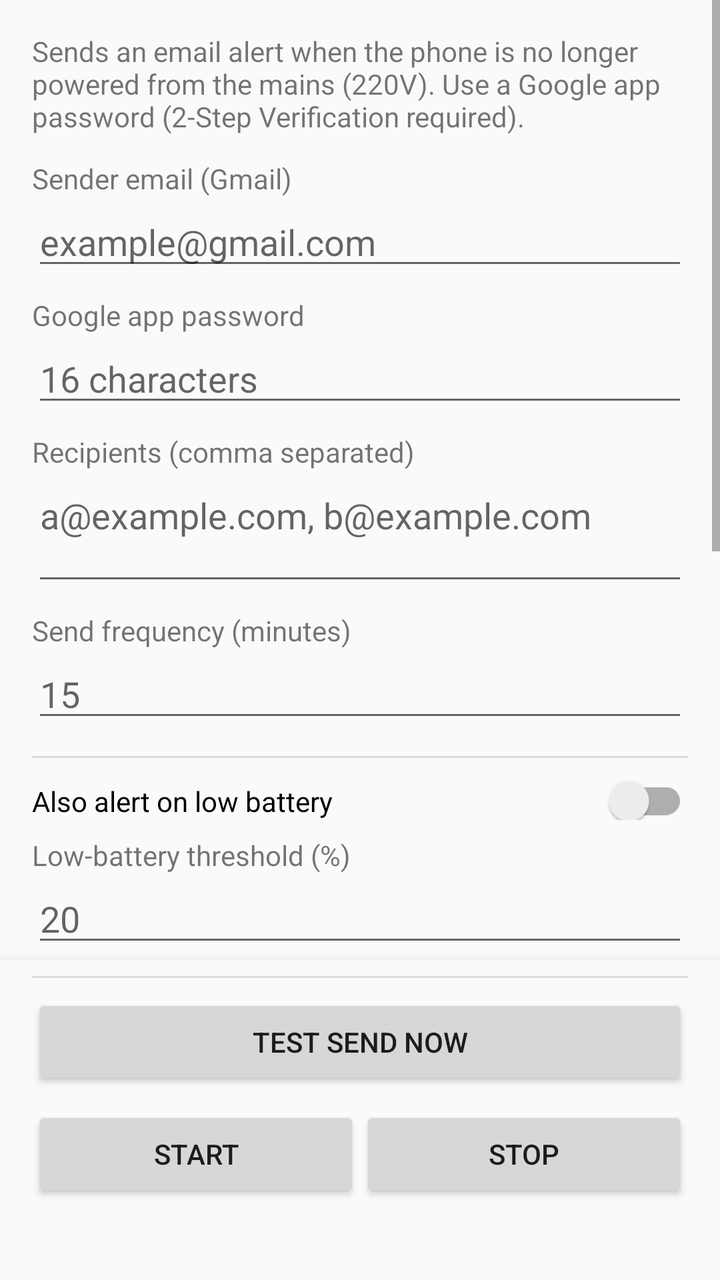
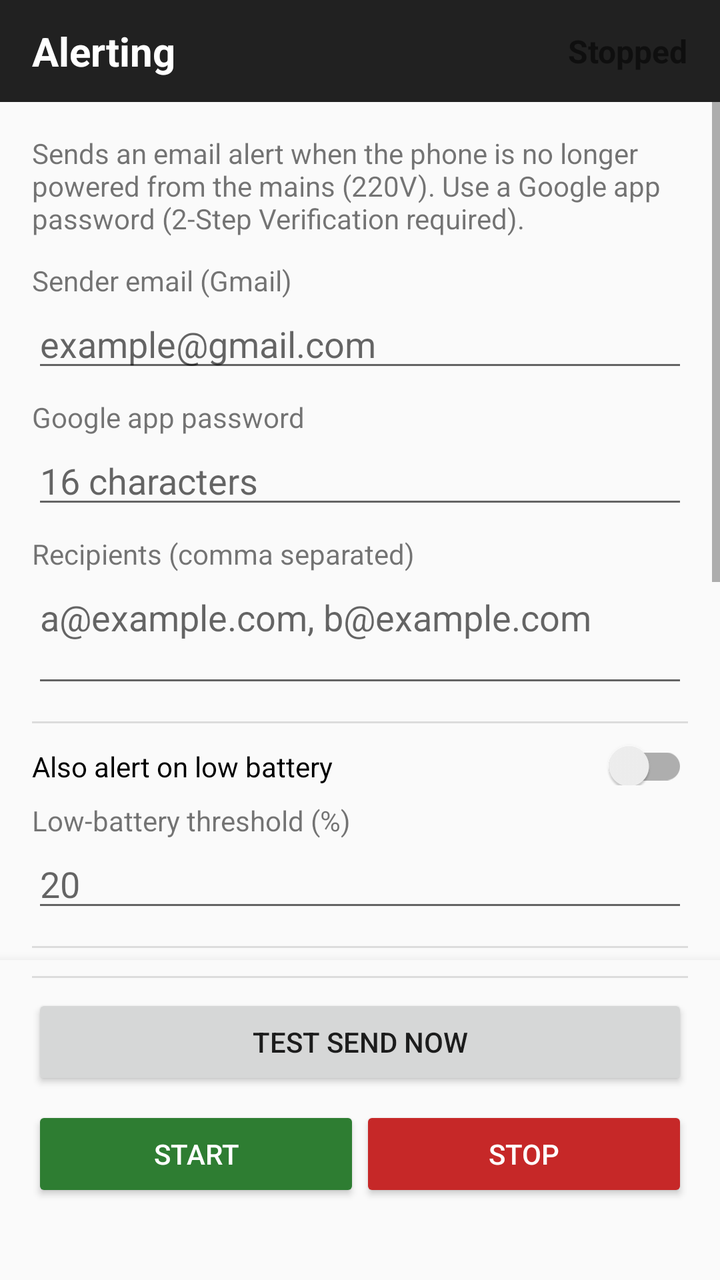

Screens rendered from an Android XML layout before and after an edit, with the pre-edit source and the edit as a unified diff.
<!-- AndroidManifest.xml: application theme Theme.Alerting -->
<!-- res/layout/activity_settings.xml -->
<?xml version="1.0" encoding="utf-8"?>
<LinearLayout xmlns:android="http://schemas.android.com/apk/res/android"
    android:layout_width="match_parent"
    android:layout_height="match_parent"
    android:orientation="vertical">

    
    <ScrollView
        android:layout_width="match_parent"
        android:layout_height="0dp"
        android:layout_weight="1"
        android:fillViewport="true">

        <LinearLayout
            android:layout_width="match_parent"
            android:layout_height="wrap_content"
            android:orientation="vertical"
            android:padding="16dp">

            <TextView
                android:layout_width="match_parent"
                android:layout_height="wrap_content"
                android:text="@string/intro"
                android:textSize="14sp"
                android:paddingBottom="12dp" />

            <TextView
                android:layout_width="wrap_content"
                android:layout_height="wrap_content"
                android:text="@string/label_sender" />

            <EditText
                android:id="@+id/senderEmail"
                android:layout_width="match_parent"
                android:layout_height="wrap_content"
                android:hint="@string/hint_sender"
                android:inputType="textEmailAddress"
                android:autofillHints="emailAddress" />

            <TextView
                android:layout_width="wrap_content"
                android:layout_height="wrap_content"
                android:paddingTop="8dp"
                android:text="@string/label_password" />

            <EditText
                android:id="@+id/appPassword"
                android:layout_width="match_parent"
                android:layout_height="wrap_content"
                android:hint="@string/hint_password"
                android:inputType="textPassword"
                android:autofillHints="password" />

            <TextView
                android:layout_width="wrap_content"
                android:layout_height="wrap_content"
                android:paddingTop="8dp"
                android:text="@string/label_recipients" />

            <EditText
                android:id="@+id/recipients"
                android:layout_width="match_parent"
                android:layout_height="wrap_content"
                android:hint="@string/hint_recipients"
                android:inputType="textEmailAddress|textMultiLine"
                android:minLines="2"
                android:gravity="top" />

            <TextView
                android:layout_width="wrap_content"
                android:layout_height="wrap_content"
                android:paddingTop="8dp"
                android:text="@string/label_frequency" />

            <EditText
                android:id="@+id/frequency"
                android:layout_width="match_parent"
                android:layout_height="wrap_content"
                android:hint="@string/hint_frequency"
                android:inputType="number" />

            <View
                android:layout_width="match_parent"
                android:layout_height="1dp"
                android:layout_marginTop="12dp"
                android:layout_marginBottom="4dp"
                android:background="?android:attr/listDivider" />

            <androidx.appcompat.widget.SwitchCompat
                android:id="@+id/lowBatterySwitch"
                android:layout_width="match_parent"
                android:layout_height="wrap_content"
                android:paddingTop="8dp"
                android:text="@string/label_low_battery_switch" />

            <TextView
                android:layout_width="wrap_content"
                android:layout_height="wrap_content"
                android:paddingTop="8dp"
                android:text="@string/label_low_battery_threshold" />

            <EditText
                android:id="@+id/lowBatteryThreshold"
                android:layout_width="match_parent"
                android:layout_height="wrap_content"
                android:hint="@string/hint_low_battery_threshold"
                android:inputType="number" />

            <View
                android:layout_width="match_parent"
                android:layout_height="1dp"
                android:layout_marginTop="12dp"
                android:layout_marginBottom="4dp"
                android:background="?android:attr/listDivider" />

            <androidx.appcompat.widget.SwitchCompat
                android:id="@+id/smsSwitch"
                android:layout_width="match_parent"
                android:layout_height="wrap_content"
                android:paddingTop="8dp"
                android:text="@string/label_sms_switch" />

            <TextView
                android:layout_width="wrap_content"
                android:layout_height="wrap_content"
                android:paddingTop="8dp"
                android:text="@string/label_country" />

            <Spinner
                android:id="@+id/countrySpinner"
                android:layout_width="match_parent"
                android:layout_height="wrap_content"
                android:minHeight="48dp" />

            <TextView
                android:layout_width="wrap_content"
                android:layout_height="wrap_content"
                android:paddingTop="8dp"
                android:text="@string/label_phone" />

            <LinearLayout
                android:layout_width="match_parent"
                android:layout_height="wrap_content"
                android:orientation="horizontal"
                android:gravity="center_vertical">

                <TextView
                    android:id="@+id/dialCodeText"
                    android:layout_width="wrap_content"
                    android:layout_height="wrap_content"
                    android:paddingEnd="8dp"
                    android:textStyle="bold"
                    android:text="+33" />

                <EditText
                    android:id="@+id/phoneNumber"
                    android:layout_width="0dp"
                    android:layout_height="wrap_content"
                    android:layout_weight="1"
                    android:hint="@string/hint_phone"
                    android:inputType="phone" />
            </LinearLayout>

            <View
                android:layout_width="match_parent"
                android:layout_height="1dp"
                android:layout_marginTop="12dp"
                android:layout_marginBottom="4dp"
                android:background="?android:attr/listDivider" />

            <TextView
                android:layout_width="wrap_content"
                android:layout_height="wrap_content"
                android:paddingTop="8dp"
                android:text="@string/label_smtp_host" />

            <EditText
                android:id="@+id/smtpHost"
                android:layout_width="match_parent"
                android:layout_height="wrap_content"
                android:inputType="textUri" />

            <TextView
                android:layout_width="wrap_content"
                android:layout_height="wrap_content"
                android:paddingTop="8dp"
                android:text="@string/label_smtp_port" />

            <EditText
                android:id="@+id/smtpPort"
                android:layout_width="match_parent"
                android:layout_height="wrap_content"
                android:inputType="number" />

        </LinearLayout>
    </ScrollView>

    
    <LinearLayout
        android:layout_width="match_parent"
        android:layout_height="wrap_content"
        android:orientation="vertical"
        android:background="?android:attr/colorBackground"
        android:elevation="8dp"
        android:paddingHorizontal="16dp"
        android:paddingTop="8dp"
        android:paddingBottom="12dp">

        <View
            android:layout_width="match_parent"
            android:layout_height="1dp"
            android:layout_marginBottom="8dp"
            android:background="?android:attr/listDivider" />

        <Button
            android:id="@+id/testButton"
            android:layout_width="match_parent"
            android:layout_height="wrap_content"
            android:text="@string/action_test" />

        <LinearLayout
            android:layout_width="match_parent"
            android:layout_height="wrap_content"
            android:orientation="horizontal"
            android:paddingTop="8dp">

            <Button
                android:id="@+id/startButton"
                android:layout_width="0dp"
                android:layout_height="wrap_content"
                android:layout_weight="1"
                android:text="@string/action_start" />

            <Button
                android:id="@+id/stopButton"
                android:layout_width="0dp"
                android:layout_height="wrap_content"
                android:layout_weight="1"
                android:text="@string/action_stop" />
        </LinearLayout>

        <TextView
            android:id="@+id/statusText"
            android:layout_width="match_parent"
            android:layout_height="wrap_content"
            android:paddingTop="8dp"
            android:textStyle="bold" />

    </LinearLayout>
</LinearLayout>
<!-- resources referenced by this layout -->
<resources>
  <string name="action_start">Start</string>
  <string name="action_stop">Stop</string>
  <string name="action_test">Test send now</string>
  <string name="hint_frequency">15</string>
  <string name="hint_low_battery_threshold">20</string>
  <string name="hint_password">16 characters</string>
  <string name="hint_phone">6 12 34 56 78</string>
  <string name="hint_recipients">a@example.com, b@example.com</string>
  <string name="hint_sender">example@gmail.com</string>
  <string name="intro">Sends an email alert when the phone is no longer powered from the mains (220V). Use a Google app password (2-Step Verification required).</string>
  <string name="label_country">Country</string>
  <string name="label_frequency">Send frequency (minutes)</string>
  <string name="label_low_battery_switch">Also alert on low battery</string>
  <string name="label_low_battery_threshold">Low-battery threshold (%)</string>
  <string name="label_password">Google app password</string>
  <string name="label_phone">Phone number</string>
  <string name="label_recipients">Recipients (comma separated)</string>
  <string name="label_sender">Sender email (Gmail)</string>
  <string name="label_sms_switch">Also send SMS alerts</string>
  <string name="label_smtp_host">SMTP server</string>
  <string name="label_smtp_port">SMTP port</string>
  <style name="Theme.Alerting" parent="Theme.AppCompat.DayNight.DarkActionBar" />
</resources>

<!-- the commit's change to res/layout/activity_settings.xml (unified diff, before → after) -->
@@ -3,6 +3,35 @@
     android:layout_width="match_parent"
     android:layout_height="match_parent"
     android:orientation="vertical">
+
+    
+    <LinearLayout
+        android:layout_width="match_parent"
+        android:layout_height="wrap_content"
+        android:orientation="horizontal"
+        android:gravity="center_vertical"
+        android:background="?attr/colorPrimary"
+        android:paddingHorizontal="16dp"
+        android:paddingVertical="12dp">
+
+        <TextView
+            android:id="@+id/titleText"
+            android:layout_width="0dp"
+            android:layout_height="wrap_content"
+            android:layout_weight="1"
+            android:textColor="#FFFFFF"
+            android:textSize="20sp"
+            android:textStyle="bold"
+            android:text="Alerting" />
+
+        <TextView
+            android:id="@+id/statusBadge"
+            android:layout_width="wrap_content"
+            android:layout_height="wrap_content"
+            android:textSize="16sp"
+            android:textStyle="bold"
+            android:text="Stopped" />
+    </LinearLayout>
 
     
     <ScrollView
@@ -65,19 +94,6 @@
                 android:inputType="textEmailAddress|textMultiLine"
                 android:minLines="2"
                 android:gravity="top" />
-
-            <TextView
-                android:layout_width="wrap_content"
-                android:layout_height="wrap_content"
-                android:paddingTop="8dp"
-                android:text="@string/label_frequency" />
-
-            <EditText
-                android:id="@+id/frequency"
-                android:layout_width="match_parent"
-                android:layout_height="wrap_content"
-                android:hint="@string/hint_frequency"
-                android:inputType="number" />
 
             <View
                 android:layout_width="match_parent"
@@ -229,6 +245,8 @@
                 android:layout_width="0dp"
                 android:layout_height="wrap_content"
                 android:layout_weight="1"
+                android:backgroundTint="#2E7D32"
+                android:textColor="#FFFFFF"
                 android:text="@string/action_start" />
 
             <Button
@@ -236,6 +254,8 @@
                 android:layout_width="0dp"
                 android:layout_height="wrap_content"
                 android:layout_weight="1"
+                android:backgroundTint="#C62828"
+                android:textColor="#FFFFFF"
                 android:text="@string/action_stop" />
         </LinearLayout>
 
<!-- resource entries referenced after the edit -->
@@ -3,7 +3,6 @@
   <string name="action_start">Start</string>
   <string name="action_stop">Stop</string>
   <string name="action_test">Test send now</string>
-  <string name="hint_frequency">15</string>
   <string name="hint_low_battery_threshold">20</string>
   <string name="hint_password">16 characters</string>
   <string name="hint_phone">6 12 34 56 78</string>
@@ -11,7 +10,6 @@
   <string name="hint_sender">example@gmail.com</string>
   <string name="intro">Sends an email alert when the phone is no longer powered from the mains (220V). Use a Google app password (2-Step Verification required).</string>
   <string name="label_country">Country</string>
-  <string name="label_frequency">Send frequency (minutes)</string>
   <string name="label_low_battery_switch">Also alert on low battery</string>
   <string name="label_low_battery_threshold">Low-battery threshold (%)</string>
   <string name="label_password">Google app password</string>
